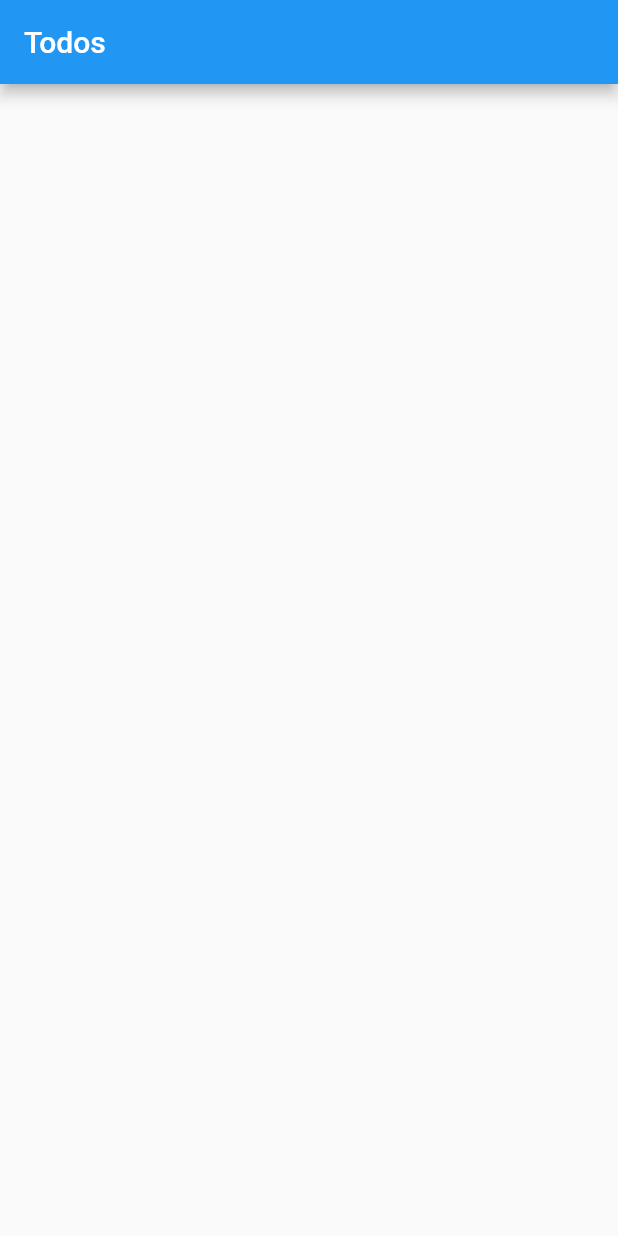
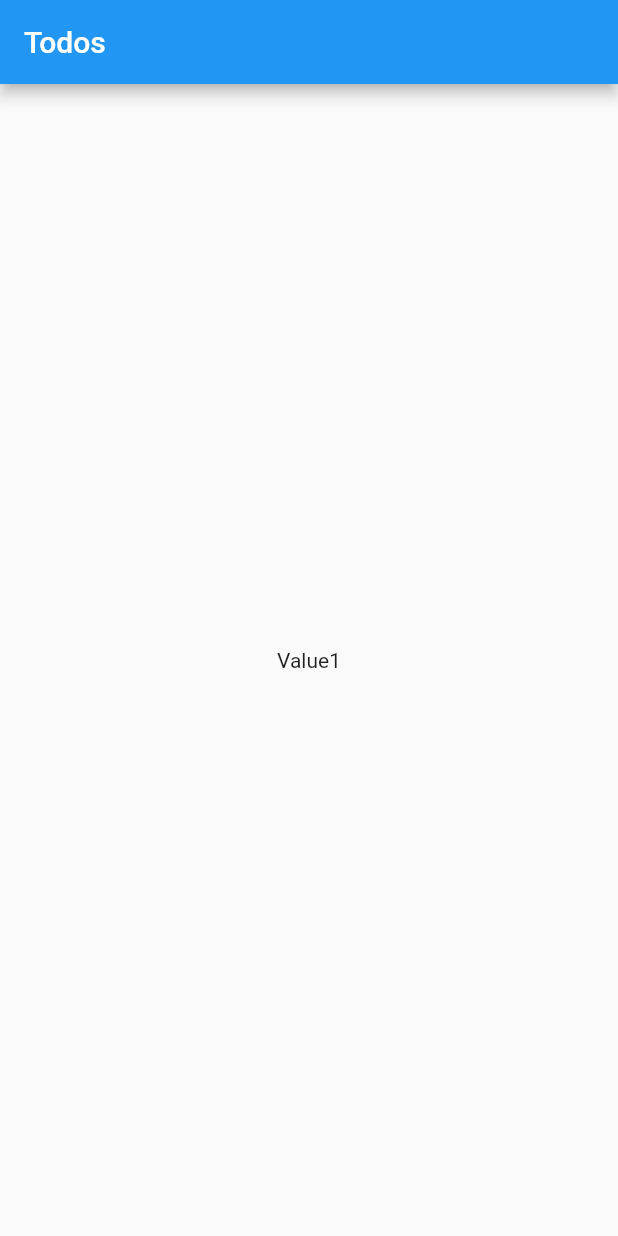
Before and after one commit to anupam-git/disto, a Flutter app: the screen it shows after launch, on a phone screen of 412 x 824 dp. Run offline on Flutter 3.47's test engine with Material 2 defaults, Android fonts, the phone set to English and light mode, and no system bars.

Commit message:
Refactor and restructure source

```diff
--- a/lib/main.dart
+++ b/lib/main.dart
@@ -1,6 +1,6 @@
 import 'package:flutter/material.dart';
 
-import 'todo_page/todo_page.dart';
+import 'pages/todo_page/todo_page.dart';
 
 void main() {
   runApp(MyApp());
--- a/lib/todo_page/todo_page.dart
+++ b/lib/pages/todo_page/todo_page.dart
@@ -1,4 +1,5 @@
 import 'package:flutter/material.dart';
+import 'package:todo/util/constants.dart';
 
 class TodoPage extends StatefulWidget {
   TodoPage({Key? key, required this.title}) : super(key: key);
@@ -17,7 +18,9 @@ class _TodoPageState extends State<TodoPage> {
         title: Text(widget.title),
       ),
       body: Center(
-        child: Container(),
+        child: Container(
+          child: Text(Constants.param1),
+        ),
       ),
     );
   }
--- /dev/null
+++ b/lib/util/constants.dart
@@ -0,0 +1,3 @@
+class Constants {
+  static final String param1 = "Value1";
+}
```
